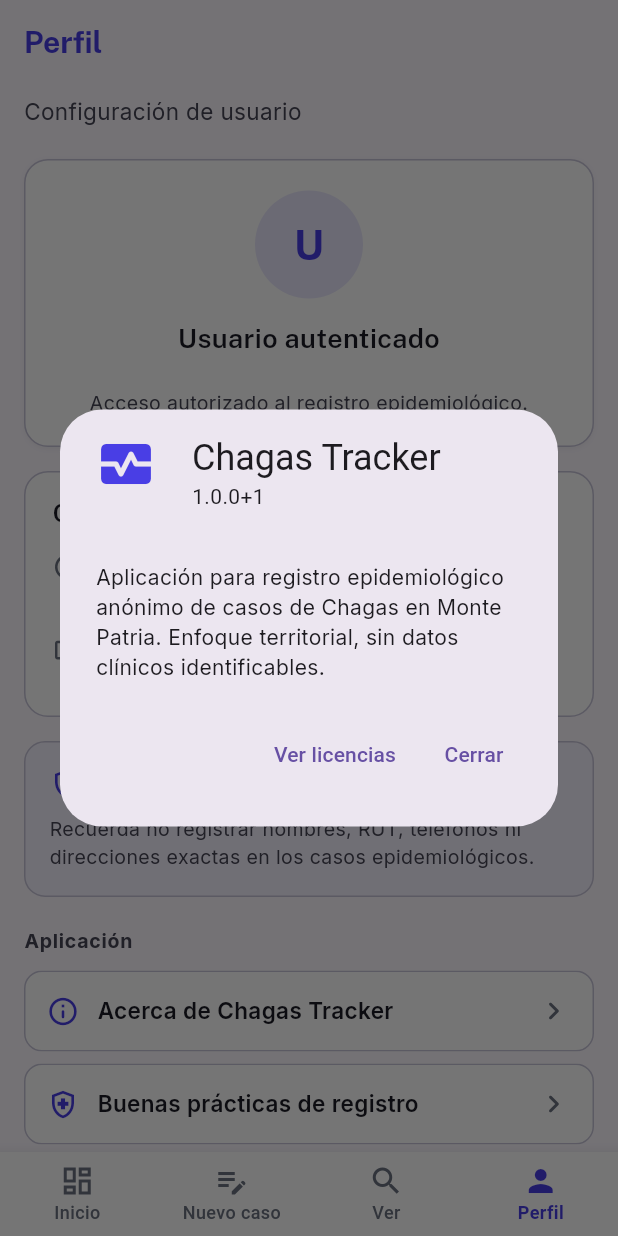
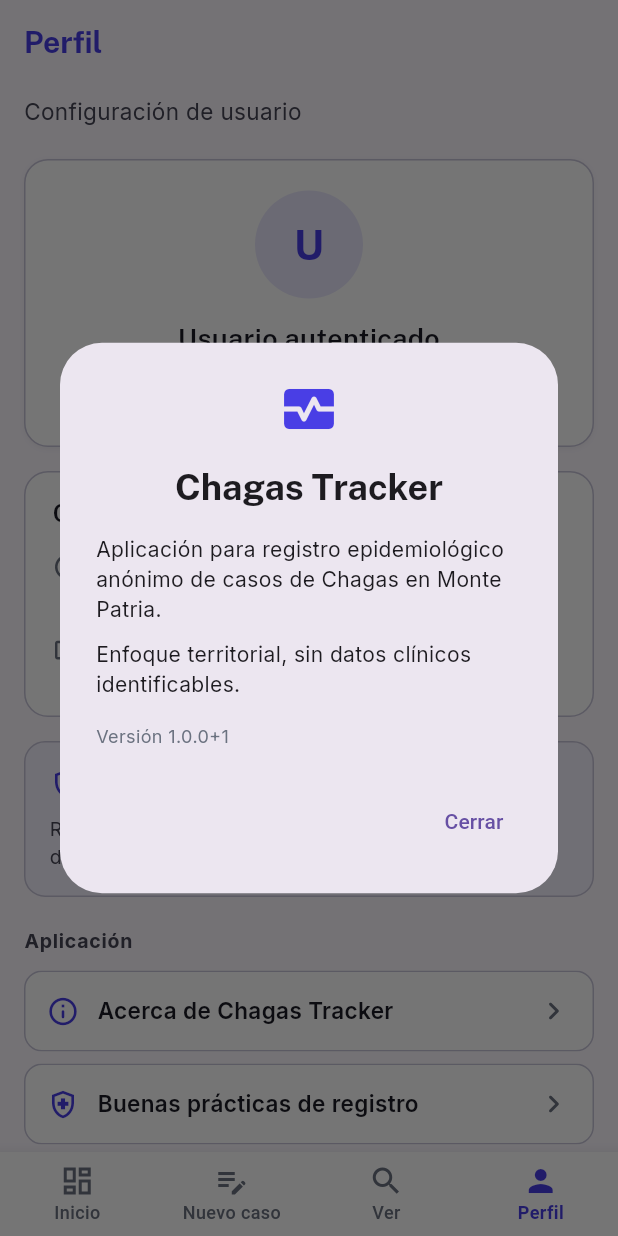
Before and after one commit to ScottCSC/Chagas, a Flutter app: the screen it shows once a user with an empty profile is signed in, item 4 of the bottom bar chosen, after a tap on "Acerca de Chagas Tracker", on a phone screen of 412 x 824 dp. Run offline on Flutter 3.47's test engine with Material 3 defaults, Android fonts, the phone set to English and light mode, and no system bars; our stand-ins replace connectivity_plus, flutter_dotenv, google_fonts, pdf, printing, supabase_flutter; accounts and stored records are empty.

Commit message:
fix(epi): sectores piloto, Acerca de simplificado y build web local
Limita sectores activos a los cuatro territorios del piloto, simplifica el dialogo Acerca de en Perfil y ajusta assets de pubspec para compilacion local.

Co-authored-by: Cursor <cursoragent@cursor.com>

```diff
--- a/lib/repositories/impl/sector_repository_supabase.dart
+++ b/lib/repositories/impl/sector_repository_supabase.dart
@@ -1,6 +1,7 @@
 import 'package:supabase_flutter/supabase_flutter.dart';
 
 import '../../models/sector.dart';
+import '../../utils/epi_sectores.dart';
 import '../sector_repository.dart';
 
 class SectorRepositorySupabase implements SectorRepository {
@@ -17,9 +18,11 @@ class SectorRepositorySupabase implements SectorRepository {
         .order('nombre_sector')
         .limit(limit)
         .timeout(const Duration(seconds: 15));
-    return (res as List)
-        .map((e) => Sector.fromMap(Map<String, dynamic>.from(e as Map)))
-        .toList();
+    return filtrarSectoresTerritorialesPermitidos(
+      (res as List)
+          .map((e) => Sector.fromMap(Map<String, dynamic>.from(e as Map)))
+          .toList(),
+    );
   }
 
   @override
--- a/lib/screens/perfil_screen.dart
+++ b/lib/screens/perfil_screen.dart
@@ -102,19 +102,49 @@ class _PerfilScreenState extends State<PerfilScreen> {
   }
 
   void _mostrarAcercaDe() {
-    showAboutDialog(
+    showDialog<void>(
       context: context,
-      applicationName: 'Chagas Tracker',
-      applicationVersion: _kAppVersionLabel,
-      applicationIcon: Icon(Icons.monitor_heart_rounded,
-          size: 40, color: _PerfilTokens.royalBlue),
-      children: [
-        Text(
-          'Aplicación para registro epidemiológico anónimo de casos de Chagas '
-          'en Monte Patria. Enfoque territorial, sin datos clínicos identificables.',
-          style: GoogleFonts.inter(fontSize: 14, height: 1.45),
+      builder: (ctx) => AlertDialog(
+        icon: Icon(
+          Icons.monitor_heart_rounded,
+          size: 40,
+          color: _PerfilTokens.royalBlue,
         ),
-      ],
+        title: Text(
+          'Chagas Tracker',
+          style: GoogleFonts.publicSans(fontWeight: FontWeight.w700),
+        ),
+        content: Column(
+          mainAxisSize: MainAxisSize.min,
+          crossAxisAlignment: CrossAxisAlignment.start,
+          children: [
+            Text(
+              'Aplicación para registro epidemiológico anónimo de casos de '
+              'Chagas en Monte Patria.',
+              style: GoogleFonts.inter(fontSize: 14, height: 1.45),
+            ),
+            const SizedBox(height: 10),
+            Text(
+              'Enfoque territorial, sin datos clínicos identificables.',
+              style: GoogleFonts.inter(fontSize: 14, height: 1.45),
+            ),
+            const SizedBox(height: 16),
+            Text(
+              'Versión $_kAppVersionLabel',
+              style: GoogleFonts.inter(
+                fontSize: 12,
+                color: _PerfilTokens.paleSky,
+              ),
+            ),
+          ],
+        ),
+        actions: [
+          TextButton(
+            onPressed: () => Navigator.pop(ctx),
+            child: const Text('Cerrar'),
+          ),
+        ],
+      ),
     );
   }
 
--- a/pubspec.yaml
+++ b/pubspec.yaml
@@ -70,8 +70,8 @@ flutter:
 
   assets:
     - assets/images/chagas_tracker_logo.png
-  # SUPABASE_URL y SUPABASE_ANON_KEY: --dart-define en build/producción
-  # (ver docs/DEPLOY_WEB.md). No empaquetar .env en el bundle web.
+  # Solo desarrollo local; en CI/producción preferir --dart-define.
+    - .env
 
   # An image asset can refer to one or more resolution-specific "variants", see
   # https://flutter.dev/to/resolution-aware-images
```
Also changed, not shown: lib/utils/epi_sectores.dart (added, +54 -0 lines), vercel.json (deleted), 2 other files.
